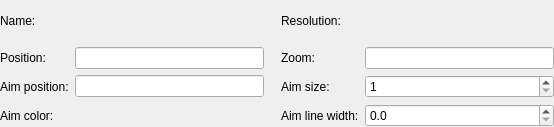
This is src/candleplugins/camera/settings.ui in Denvi/Candle as Qt 5 draws it before an edit. The edited form follows.
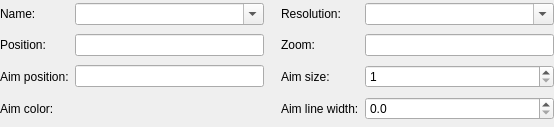
This is the edited form. Custom widgets are drawn as their Qt base class.

Commit message: Plugins should save/load settings by own. Added 'saveValue', 'loadValue' methods to 'main' object in scripts. Camera plugin update.

The edit to the form file:
```diff
--- a/src/candleplugins/camera/settings.ui
+++ b/src/candleplugins/camera/settings.ui
@@ -33,12 +33,6 @@
      </property>
     </widget>
    </item>
-   <item row="0" column="1">
-    <widget class="ComboBox" name="txtCameraName" native="true"/>
-   </item>
-   <item row="0" column="4">
-    <widget class="ComboBox" name="txtCameraResolution" native="true"/>
-   </item>
    <item row="1" column="1">
     <widget class="QLineEdit" name="txtCameraPosition"/>
    </item>
@@ -133,6 +127,20 @@
      </property>
     </widget>
    </item>
+   <item row="0" column="1">
+    <widget class="ComboBox" name="cboCameraName">
+     <property name="editable">
+      <bool>true</bool>
+     </property>
+    </widget>
+   </item>
+   <item row="0" column="4">
+    <widget class="ComboBox" name="cboCameraResolution">
+     <property name="editable">
+      <bool>true</bool>
+     </property>
+    </widget>
+   </item>
   </layout>
  </widget>
  <customwidgets>
@@ -144,7 +152,7 @@
   </customwidget>
   <customwidget>
    <class>ComboBox</class>
-   <extends>QWidget</extends>
+   <extends>QComboBox</extends>
    <header>combobox.h</header>
   </customwidget>
  </customwidgets>
```
The commit also changes 7 other files.
